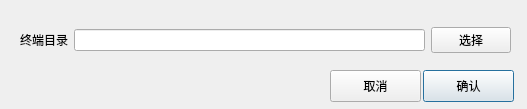
Qt form ui/dialog/OpenTerminalDialog.ui (xiaohaijoe/AutoPackage) before a commit.
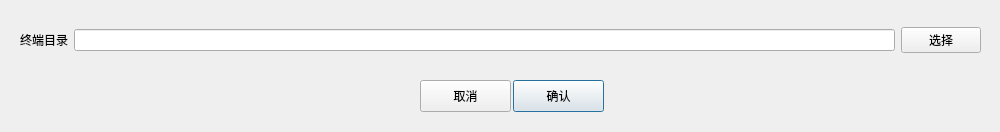
The same form after that commit.

```diff
--- a/ui/dialog/OpenTerminalDialog.ui
+++ b/ui/dialog/OpenTerminalDialog.ui
@@ -6,8 +6,8 @@
    <rect>
     <x>0</x>
     <y>0</y>
-    <width>527</width>
-    <height>109</height>
+    <width>1000</width>
+    <height>132</height>
    </rect>
   </property>
   <property name="windowTitle">
@@ -18,7 +18,7 @@
     <rect>
      <x>20</x>
      <y>20</y>
-     <width>491</width>
+     <width>961</width>
      <height>41</height>
     </rect>
    </property>
@@ -86,8 +86,8 @@
   <widget class="QPushButton" name="confirmBtn">
    <property name="geometry">
     <rect>
-     <x>423</x>
-     <y>70</y>
+     <x>513</x>
+     <y>80</y>
      <width>91</width>
      <height>32</height>
     </rect>
@@ -99,8 +99,8 @@
   <widget class="QPushButton" name="cancelBtn">
    <property name="geometry">
     <rect>
-     <x>330</x>
-     <y>70</y>
+     <x>420</x>
+     <y>80</y>
      <width>91</width>
      <height>32</height>
     </rect>
```
